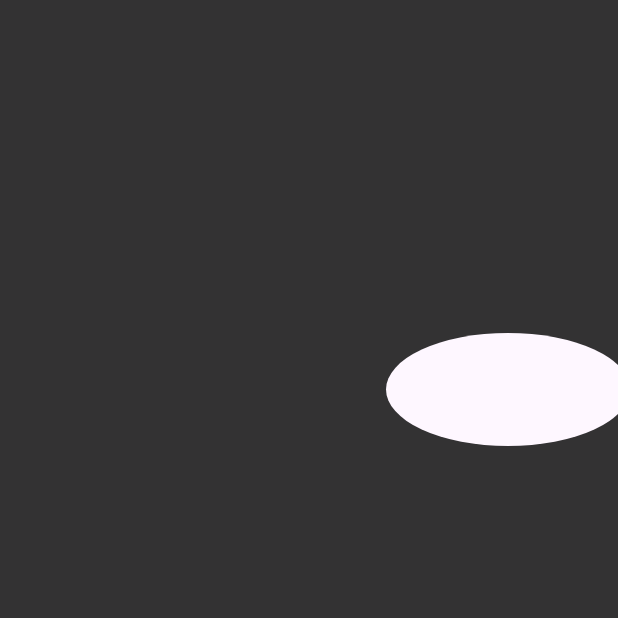
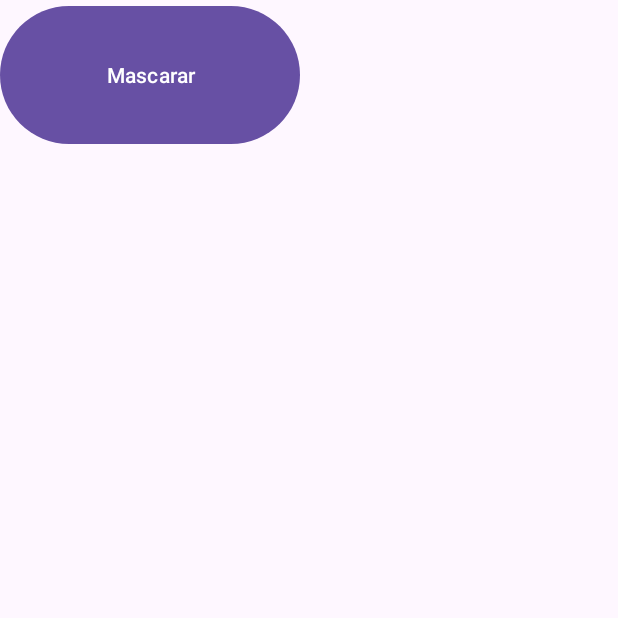
Before and after one commit to PsSergio/TutorialMaskTest, an Android app: the screen it shows after launch (MainActivity), on a phone screen of 412 x 824 dp, the top half of it. Run offline under Robolectric (Android 15) with nearby library versions, the phone set to English and light mode, and no system bars.

Commit message:
feat: adding overlay button clickable

```diff
--- a/MaskBackgroundTest/app/src/main/java/com/example/maskbackgroundtest/MainActivity.java
+++ b/MaskBackgroundTest/app/src/main/java/com/example/maskbackgroundtest/MainActivity.java
@@ -2,7 +2,6 @@ package com.example.maskbackgroundtest;
 
 import android.content.Context;
 import android.content.Intent;
-import android.content.SharedPreferences;
 import android.graphics.PixelFormat;
 import android.net.Uri;
 import android.os.Build;
@@ -10,59 +9,38 @@ import android.os.Bundle;
 import android.provider.Settings;
 import android.util.Log;
 import android.view.LayoutInflater;
+import android.view.View;
 import android.view.WindowManager;
+import android.widget.Button;
 
 import androidx.appcompat.app.AppCompatActivity;
-
-import com.google.gson.Gson;
 
 public class MainActivity extends AppCompatActivity {
 
     private static final String TAG = "GettingCache";
-
-    private SharedPreferences sharedPreferences;
-    private SharedPreferences.OnSharedPreferenceChangeListener listener;
 
     @Override
     protected void onCreate(Bundle savedInstanceState) {
         super.onCreate(savedInstanceState);
         setContentView(R.layout.activity_main);
 
-        startActivity(new Intent(Settings.ACTION_ACCESSIBILITY_SETTINGS));
-
+//        startActivity(new Intent(Settings.ACTION_ACCESSIBILITY_SETTINGS));
+//
         if (!Settings.canDrawOverlays(this)) {
             Intent intent = new Intent(Settings.ACTION_MANAGE_OVERLAY_PERMISSION,
                     Uri.parse("package:" + getPackageName()));
             startActivityForResult(intent, 1);
 
         }
-//        showOverlay();
 
-        sharedPreferences = getSharedPreferences("LocalCache", MODE_PRIVATE);
-
-        listener = (sharedPreferences, key) -> {
-            String cache = sharedPreferences.getString(key, null);
-
-            modifyMaskPosition(cache);
-            Log.e(TAG, cache);
-
-            showOverlay();
-
-        };
-
-    }
-
-    public void modifyMaskPosition(String cache){
+        showOverlay();
 
 
-        if(cache != null){
-            Gson gson = new Gson();
-            ComponentModel model = gson.fromJson(cache, ComponentModel.class);
 
-            MaskView mask = findViewById(R.id.mask);
-            mask.setPositions(model.getRect());
-
-            }
+//        button.setOnClickListener(e -> {
+//            Intent intent = new Intent("com.example.maskbackgroundtest.GET_ELEMENTS");
+//            sendBroadcast(intent);
+//        });
     }
 
     private void showOverlay(){
@@ -70,19 +48,28 @@ public class MainActivity extends AppCompatActivity {
         var windowManager = (WindowManager) getSystemService(WINDOW_SERVICE);
 
         WindowManager.LayoutParams params = new WindowManager.LayoutParams(
-                WindowManager.LayoutParams.FILL_PARENT,
-                WindowManager.LayoutParams.FILL_PARENT,
+                WindowManager.LayoutParams.MATCH_PARENT,
+                WindowManager.LayoutParams.MATCH_PARENT,
                 Build.VERSION.SDK_INT >= Build.VERSION_CODES.O ?
                         WindowManager.LayoutParams.TYPE_APPLICATION_OVERLAY :
                         WindowManager.LayoutParams.TYPE_PHONE,
-                WindowManager.LayoutParams.FLAG_NOT_FOCUSABLE,
+                WindowManager.LayoutParams.FLAG_LAYOUT_IN_SCREEN,
                 PixelFormat.TRANSLUCENT
         );
 
         LayoutInflater inflater = (LayoutInflater) getSystemService(Context.LAYOUT_INFLATER_SERVICE);
-        var overlayView = inflater.inflate(R.layout.activity_main, null);
+        var overlayView = inflater.inflate(R.layout.overlay_layout, null);
+
+        Button button = overlayView.findViewById(R.id.button1);
+        button.setOnClickListener(new View.OnClickListener() {
+            @Override
+            public void onClick(View view) {
+                Log.e(TAG, "onClick: Clicou!");
+            }
+        });
 
         windowManager.addView(overlayView, params);
+
 
     }
 
--- a/MaskBackgroundTest/app/src/main/res/layout/activity_main.xml
+++ b/MaskBackgroundTest/app/src/main/res/layout/activity_main.xml
@@ -1,16 +1,33 @@
 <?xml version="1.0" encoding="utf-8"?>
-<androidx.constraintlayout.widget.ConstraintLayout xmlns:android="http://schemas.android.com/apk/res/android"
+<LinearLayout xmlns:android="http://schemas.android.com/apk/res/android"
     xmlns:app="http://schemas.android.com/apk/res-auto"
     xmlns:tools="http://schemas.android.com/tools"
     android:id="@+id/main"
     android:layout_width="match_parent"
     android:layout_height="match_parent"
+    android:orientation="horizontal"
     tools:context=".MainActivity">
 
-    <com.example.maskbackgroundtest.MaskView
-        android:id="@+id/mask"
-        android:layout_width="fill_parent"
-        android:layout_height="fill_parent"
-        />
 
-</androidx.constraintlayout.widget.ConstraintLayout>
+    <Button
+        android:id="@+id/button"
+        android:layout_width="200dp"
+        android:layout_height="100dp"
+        android:layout_marginBottom="119dp"
+        android:text="Mascarar"
+        app:layout_constraintBottom_toBottomOf="parent"
+        app:layout_constraintEnd_toEndOf="parent"
+        app:layout_constraintStart_toStartOf="parent" />
+
+    <!--    <com.example.maskbackgroundtest.MaskView-->
+<!--        android:id="@+id/mask"-->
+<!--        android:layout_width="0dp"-->
+<!--        android:layout_height="0dp"-->
+<!--        app:layout_constraintBottom_toBottomOf="parent"-->
+<!--        app:layout_constraintEnd_toEndOf="parent"-->
+<!--        app:layout_constraintStart_toStartOf="parent"-->
+<!--        app:layout_constraintTop_toTopOf="parent" />-->
+
+
+
+</LinearLayout>
```
Also changed, not shown: MaskBackgroundTest/app/src/main/AndroidManifest.xml (+7 -1 lines), MaskBackgroundTest/app/src/main/java/com/example/maskbackgroundtest/GetElementService.java (+33 -32 lines), MaskBackgroundTest/app/src/main/java/com/example/maskbackgroundtest/MyBroadcaster.java (added, +14 -0 lines), MaskBackgroundTest/app/src/main/res/layout/overlay_layout.xml (added, +20 -0 lines).
